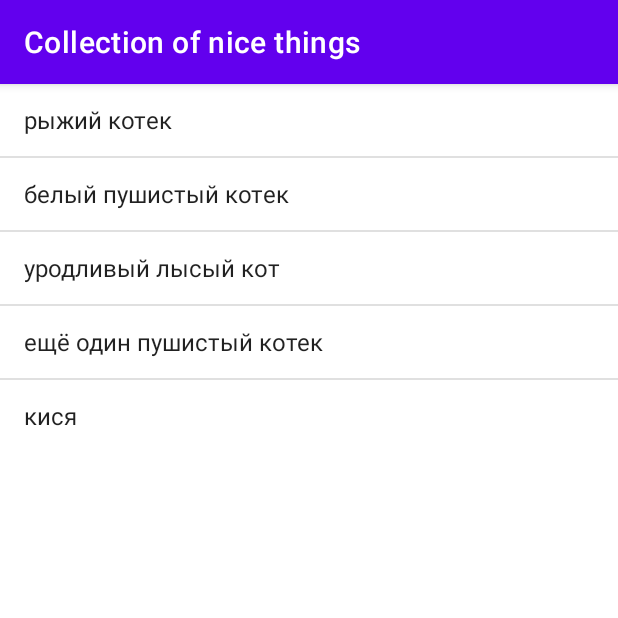
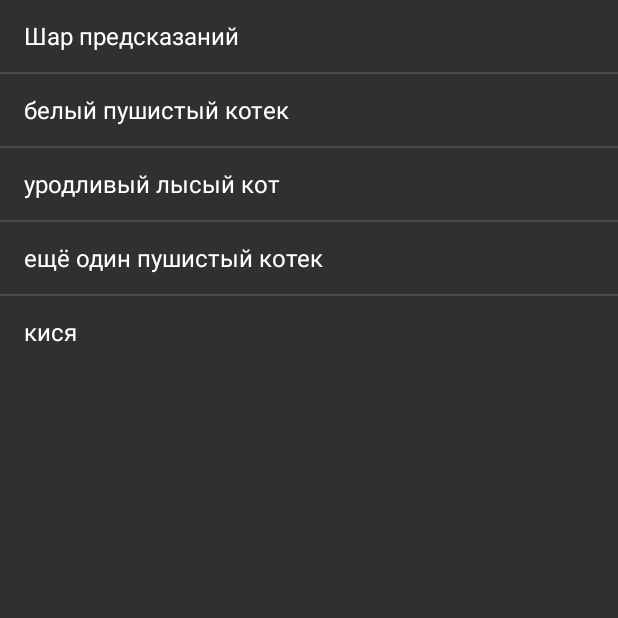
Before and after one commit to Notnex-cat/CollectionOfNiceThings, an Android app: the screen it shows after launch (MainActivity), on a phone screen of 412 x 824 dp, the top half of it. Run offline under Robolectric (Android 15) with nearby library versions, the phone set to English and light mode, and no system bars.

Commit message:
26.07.22

```diff
--- a/app/src/main/AndroidManifest.xml
+++ b/app/src/main/AndroidManifest.xml
@@ -8,7 +8,10 @@
         android:label="@string/app_name"
         android:roundIcon="@mipmap/ic_launcher_round"
         android:supportsRtl="true"
-        android:theme="@style/Theme.CollectionOfNiceThings">
+        android:theme="@style/Theme.Design.NoActionBar">
+        <activity
+            android:name=".BallActivity"
+            android:exported="false" />
         <activity
             android:name=".MainActivity"
             android:exported="true">
--- a/app/src/main/java/com/example/collectionofnicethings/MainActivity.kt
+++ b/app/src/main/java/com/example/collectionofnicethings/MainActivity.kt
@@ -1,9 +1,9 @@
 package com.example.collectionofnicethings
 
+import android.content.Intent
 import android.os.Bundle
 import android.widget.ArrayAdapter
 import android.widget.ListView
-import android.widget.Toast
 import androidx.appcompat.app.AppCompatActivity
 
 
@@ -17,24 +17,24 @@ class MainActivity : AppCompatActivity() {
 
         val users = arrayOf(
 
-            "рыжий котек", "белый пушистый котек", "уродливый лысый кот",
+            "Шар предсказаний", "белый пушистый котек", "уродливый лысый кот",
 
-            "ещё один пушистый котек", "кися")
+            "ещё один пушистый котек", "кися"
+        )
 
         // доступ к listView из файла XML
 
         var mListView = findViewById<ListView>(R.id.userlist)
 
-        arrayAdapter = ArrayAdapter(this,
-
-            android.R.layout.simple_list_item_1, users)
-            //Toast.makeText(applicationContext, "1", Toast.LENGTH_SHORT).show()
+        arrayAdapter = ArrayAdapter(this, android.R.layout.simple_list_item_1, users)
         mListView.adapter = arrayAdapter
 
-        mListView.setOnItemClickListener { parent, view, position, id ->
+        mListView.setOnItemClickListener { parent, view, i, id ->
 
-            Toast.makeText(this, "Clicked item :"+" "+position,Toast.LENGTH_SHORT).show()
-            getSupportFragmentManager().beginTransaction()
-                .add(android.R.id.content, FirstFragment()).commit();}
+            //Toast.makeText(this, "Clicked item :"+" "+ i, Toast.LENGTH_SHORT).show()
+            when (i) {
+                0 -> startActivity(Intent(this@MainActivity, BallActivity::class.java))
+            }
+        }
     }
 }
--- a/app/src/main/res/layout/activity_main.xml
+++ b/app/src/main/res/layout/activity_main.xml
@@ -1,9 +1,12 @@
 <?xml version="1.0" encoding="utf-8"?>
-<androidx.constraintlayout.widget.ConstraintLayout xmlns:android="http://schemas.android.com/apk/res/android"
+<LinearLayout
+    xmlns:android="http://schemas.android.com/apk/res/android"
     xmlns:tools="http://schemas.android.com/tools"
     android:layout_width="match_parent"
     android:layout_height="match_parent"
-    tools:context=".MainActivity">
+    tools:context=".MainActivity"
+    tools:viewBindingIgnore="true"
+    android:orientation="horizontal">
 
     <ListView
         android:id="@+id/userlist"
@@ -12,9 +15,4 @@
         tools:ignore="MissingConstraints">
     </ListView>
 
-    <FrameLayout
-        android:id="@+id/fragment_container"
-        android:layout_width="match_parent"
-        android:layout_height="match_parent"/>
-
-</androidx.constraintlayout.widget.ConstraintLayout>
+</LinearLayout>
--- a/app/src/main/res/values/colors.xml
+++ b/app/src/main/res/values/colors.xml
@@ -7,4 +7,5 @@
     <color name="teal_700">#FF018786</color>
     <color name="black">#FF000000</color>
     <color name="white">#FFFFFFFF</color>
+    <color name="transparent">#00000000</color>
 </resources>
```
Also changed, not shown: app/build.gradle (+4 -4 lines), app/src/main/java/com/example/collectionofnicethings/BallActivity.kt (added, +38 -0 lines), app/src/main/java/com/example/collectionofnicethings/FirstFragment.kt (deleted, +0 -44 lines), app/src/main/res/layout/activity_ball.xml (added, +40 -0 lines), app/src/main/res/layout/fragment_first.xml (deleted, +0 -13 lines).
